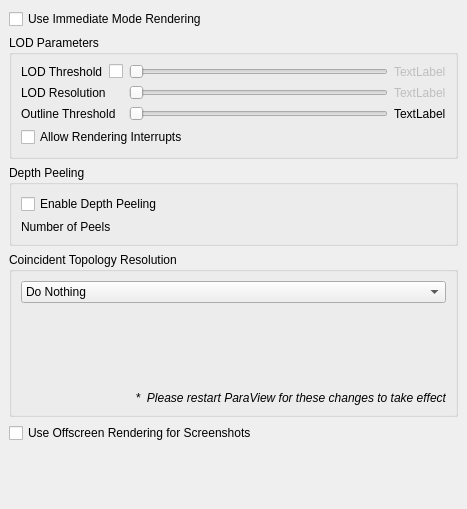
Qt form Qt/Components/Resources/UI/pqGlobalRenderViewOptions.ui (Kitware/ParaView) before a commit.
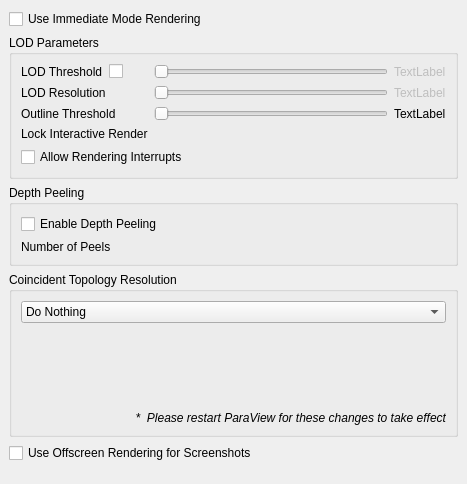
The same form after that commit. Custom widgets are drawn as their Qt base class.

Commit message:
Added controls to the global settings dialog to change the delay.
Now users can change the time after an interactive render that ParaView will
wait before causing a full-res render.

What changed in the file:
```diff
--- a/Qt/Components/Resources/UI/pqGlobalRenderViewOptions.ui
+++ b/Qt/Components/Resources/UI/pqGlobalRenderViewOptions.ui
@@ -7,7 +7,7 @@
     <x>0</x>
     <y>0</y>
     <width>467</width>
-    <height>509</height>
+    <height>484</height>
    </rect>
   </property>
   <property name="windowTitle">
@@ -23,8 +23,8 @@
       <number>0</number>
      </property>
      <widget class="QWidget" name="General">
-      <layout class="QVBoxLayout">
-       <item>
+      <layout class="QGridLayout" name="gridLayout_2">
+       <item row="0" column="0">
         <widget class="QCheckBox" name="immediateModeRendering">
          <property name="toolTip">
           <string>&lt;html&gt;&lt;head&gt;&lt;meta name=&quot;qrichtext&quot; content=&quot;1&quot; /&gt;&lt;/head&gt;&lt;body style=&quot; white-space: pre-wrap; font-family:Sans Serif; font-size:9pt; font-weight:400; font-style:normal; text-decoration:none;&quot;&gt;&lt;p style=&quot; margin-top:0px; margin-bottom:0px; margin-left:0px; margin-right:0px; -qt-block-indent:0; text-indent:0px;&quot;&gt;When this option is off, OpenGL display lists are used for rendering. Using display lists improves performance for small datasets but is not recommended for large datasets due to the excessive memory usage and long display list creation times.&lt;/p&gt;&lt;/body&gt;&lt;/html&gt;</string>
@@ -37,7 +37,7 @@
          </property>
         </widget>
        </item>
-       <item>
+       <item row="1" column="0">
         <widget class="pqCollapsedGroup" name="lodParameters">
          <property name="title">
           <string>LOD Parameters</string>
@@ -69,7 +69,7 @@
             </property>
            </widget>
           </item>
-          <item row="3" column="0" colspan="2">
+          <item row="4" column="0" colspan="2">
            <widget class="QCheckBox" name="renderingInterrupts">
             <property name="toolTip">
              <string>&lt;html&gt;&lt;head&gt;&lt;meta name=&quot;qrichtext&quot; content=&quot;1&quot; /&gt;&lt;/head&gt;&lt;body style=&quot; white-space: pre-wrap; font-family:Sans Serif; font-size:9pt; font-weight:400; font-style:normal; text-decoration:none;&quot;&gt;&lt;p style=&quot; margin-top:0px; margin-bottom:0px; margin-left:0px; margin-right:0px; -qt-block-indent:0; text-indent:0px;&quot;&gt;Toggle the use of render interrupts (when using MPI, this uses asynchronous messaging). When off, renders can not be interrupted.&lt;/p&gt;&lt;/body&gt;&lt;/html&gt;</string>
@@ -193,16 +193,36 @@
             </property>
            </widget>
           </item>
+          <item row="3" column="0">
+           <widget class="QLabel" name="label_11">
+            <property name="text">
+             <string>Lock Interactive Render</string>
+            </property>
+           </widget>
+          </item>
+          <item row="3" column="1" colspan="2">
+           <widget class="pqIntRangeWidget" name="stillRenderDelay" native="true">
+            <property name="minimum" stdset="0">
+             <number>0</number>
+            </property>
+            <property name="maximum" stdset="0">
+             <number>5</number>
+            </property>
+            <property name="strictRange" stdset="0">
+             <bool>true</bool>
+            </property>
+           </widget>
+          </item>
          </layout>
         </widget>
        </item>
-       <item>
+       <item row="2" column="0">
         <widget class="pqCollapsedGroup" name="groupBox_2">
          <property name="title">
           <string>Depth Peeling</string>
          </property>
-         <layout class="QVBoxLayout" name="verticalLayout_6">
-          <item>
+         <layout class="QGridLayout" name="gridLayout">
+          <item row="0" column="0" colspan="2">
            <widget class="QCheckBox" name="depthPeeling">
             <property name="statusTip">
              <string/>
@@ -212,16 +232,14 @@
             </property>
            </widget>
           </item>
-          <item>
-           <layout class="QHBoxLayout" name="_2">
-            <item>
+          <item row="1" column="0">
              <widget class="QLabel" name="label_7">
               <property name="text">
                <string>Number of Peels</string>
               </property>
              </widget>
             </item>
-            <item>
+          <item row="1" column="1">
              <widget class="pqIntRangeWidget" name="numberOfPeels" native="true">
               <property name="enabled">
                <bool>false</bool>
@@ -229,11 +247,9 @@
              </widget>
             </item>
            </layout>
-          </item>
-         </layout>
         </widget>
        </item>
-       <item>
+       <item row="3" column="0">
         <widget class="pqCollapsedGroup" name="groupBox">
          <property name="title">
           <string>Coincident Topology Resolution</string>
@@ -353,7 +369,7 @@
          </layout>
         </widget>
        </item>
-       <item>
+       <item row="4" column="0">
         <widget class="QCheckBox" name="useOffscreenRenderingForScreenshots">
          <property name="statusTip">
           <string/>
@@ -363,7 +379,7 @@
          </property>
         </widget>
        </item>
-       <item>
+       <item row="5" column="0">
         <spacer>
          <property name="orientation">
           <enum>Qt::Vertical</enum>
@@ -376,6 +392,19 @@
          </property>
         </spacer>
        </item>
+       <item row="6" column="0">
+        <spacer name="verticalSpacer">
+         <property name="orientation">
+          <enum>Qt::Vertical</enum>
+         </property>
+         <property name="sizeHint" stdset="0">
+          <size>
+           <width>20</width>
+           <height>40</height>
+          </size>
+         </property>
+        </spacer>
+       </item>
       </layout>
      </widget>
      <widget class="QWidget" name="Camera">
```
Lines whose indentation alone changed are shown as unchanged. The commit also changes 5 other files.
